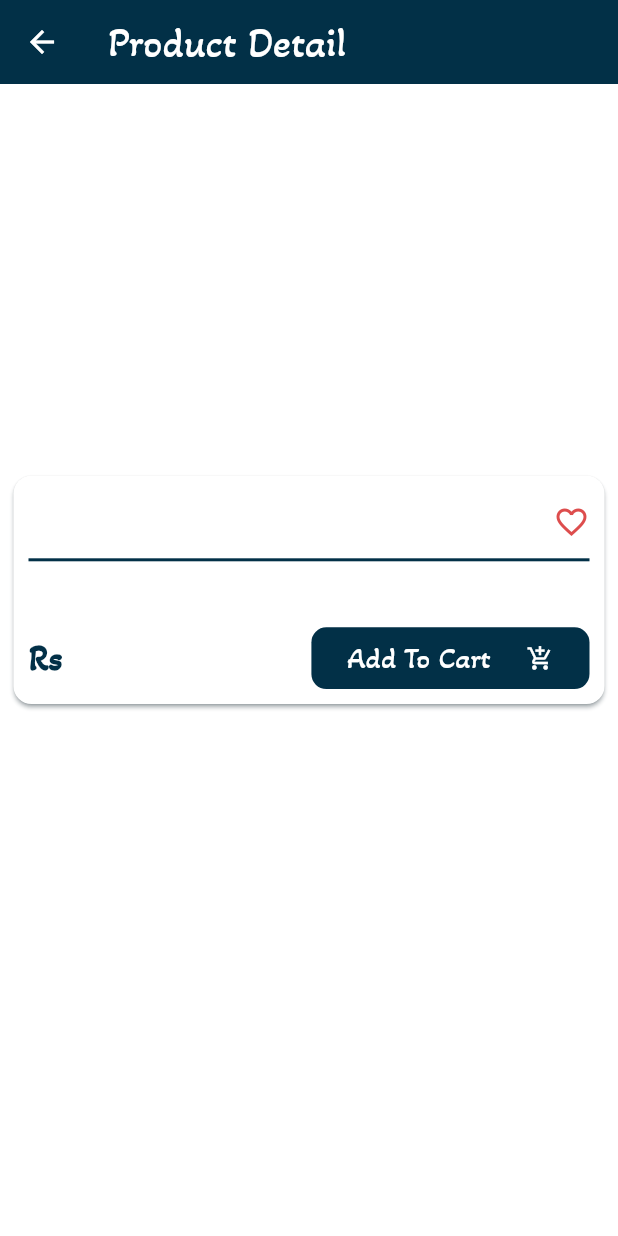
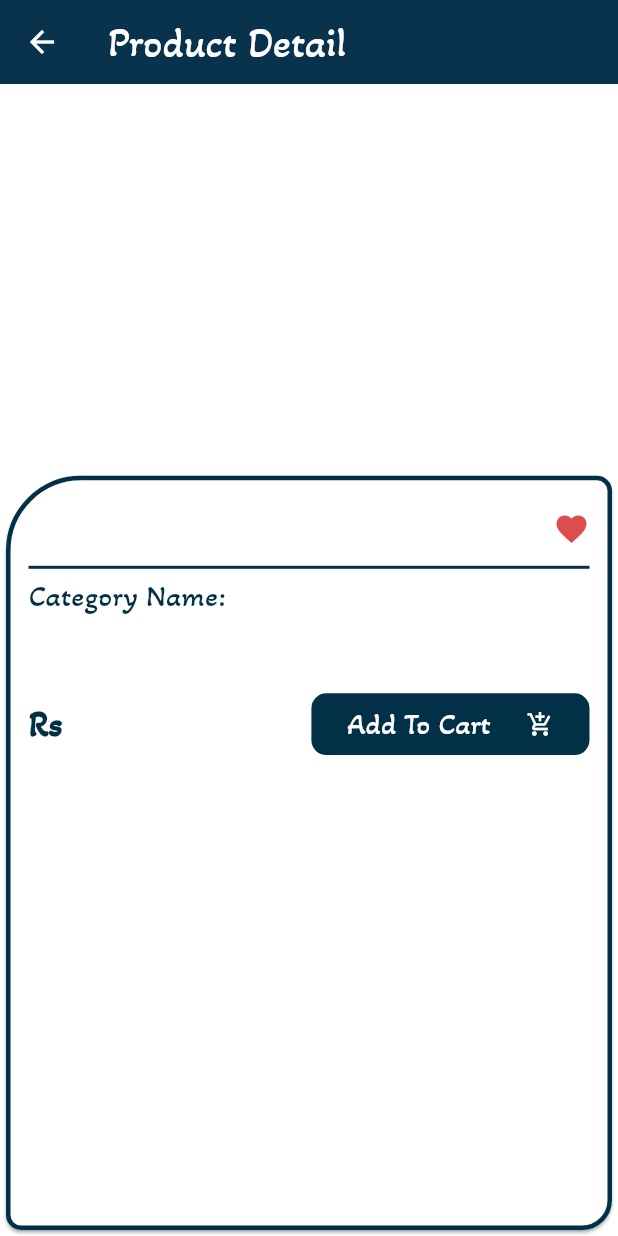
Before and after one commit to sohaibnawaz123/Shopping-App-E-commerce-, a Flutter app: the ProductDetailScreen screen opened directly with empty values, on a phone screen of 412 x 824 dp. Run offline on Flutter 3.47's test engine with Material 3 defaults, Android fonts, the phone set to English and light mode, and no system bars; drawn by our look-alikes of carousel_slider; our stand-ins replace cached_network_image, cloud_firestore, firebase_auth, firebase_core, firebase_messaging, flutter_easyloading and 4 more; missing offline and left inert: image_card; accounts and stored records are empty.

```diff
--- a/lib/screens/user-panel/productDetailScreen.dart
+++ b/lib/screens/user-panel/productDetailScreen.dart
@@ -4,18 +4,22 @@ import 'package:cached_network_image/cached_network_image.dart';
 import 'package:carousel_slider/carousel_slider.dart';
 import 'package:ecommerce_app/modals/product_modal.dart';
 import 'package:flutter/cupertino.dart';
+
 import 'package:flutter/material.dart';
 import 'package:get/get.dart';
 import '../../utils/constant.dart';
 
 class ProductDetailScreen extends StatelessWidget {
   ProductModal productModal;
+
   ProductDetailScreen({super.key, required this.productModal});
+  var isFav = false.obs;
   @override
   Widget build(BuildContext context) {
     return Scaffold(
       backgroundColor: AppConstants.appTextColor,
       appBar: AppBar(
+        elevation: 2,
         iconTheme: const IconThemeData(),
         title: Text("Product Detail",
             style: mainHeading(28, AppConstants.appTextColor)),
@@ -23,7 +27,6 @@ class ProductDetailScreen extends StatelessWidget {
       ),
       body: SizedBox(
         width: Get.width,
-        height: Get.height,
         child: Column(
           children: [
             //productSlider
@@ -56,15 +59,20 @@ class ProductDetailScreen extends StatelessWidget {
             const SizedBox(
               height: 10,
             ),
-            SizedBox(
-              width: Get.width - 10,
+            Expanded(
+              child: SizedBox(
+                width: Get.width,
                 child: Card(
-
+                  shape: const RoundedRectangleBorder(
+                    borderRadius: BorderRadius.only(topRight: Radius.circular(10),topLeft: Radius.circular(50),bottomRight: Radius.circular(20),bottomLeft: Radius.circular(10)),side: BorderSide(width: 3,color: AppConstants.appMainColor)
+                  ),
                   color: AppConstants.appTextColor,
-                elevation: 1.2,
+                  elevation: 1,
                   shadowColor: AppConstants.appMainColor,
                   child: Padding(
-                  padding: const EdgeInsets.all(10),
+                    padding: const EdgeInsets.all(15),
+                    child: SingleChildScrollView(
+                      physics: const BouncingScrollPhysics(),
                       child: Column(
                         crossAxisAlignment: CrossAxisAlignment.start,
                         children: [
@@ -75,7 +83,7 @@ class ProductDetailScreen extends StatelessWidget {
                                   style: mainHeading(28, AppConstants.appMainColor,
                                       fontweight: FontWeight.w600)),
                               const Icon(
-                            Icons.favorite_border_outlined,
+                                Icons.favorite,
                                 color: AppConstants.appErrorColor,
                               )
                             ],
@@ -85,6 +93,14 @@ class ProductDetailScreen extends StatelessWidget {
                             thickness: 2,
                             color: AppConstants.appMainColor,
                           ),
+                          Text("Category Name: ${productModal.catName}",
+                            style: mainHeading(
+                              20,
+                              AppConstants.appMainColor,fontweight: FontWeight.w500
+                            ),
+                            textAlign: TextAlign.left,
+                          ),
+                          const SizedBox(height: 10.0,),
                           Text(
                             productModal.productDescription,
                             style: tittle(
@@ -164,6 +180,8 @@ class ProductDetailScreen extends StatelessWidget {
                       ),
                     ),
                   ),
+                ),
+              ),
             )
           ],
         ),
```
Also changed, not shown: lib/screens/user-panel/cartScreen.dart (added, +116 -0 lines), lib/screens/user-panel/main-screen.dart (+7 -0 lines), lib/widgets/customDrawe.dart (+0 -24 lines). Lines whose indentation alone changed are shown as unchanged.
